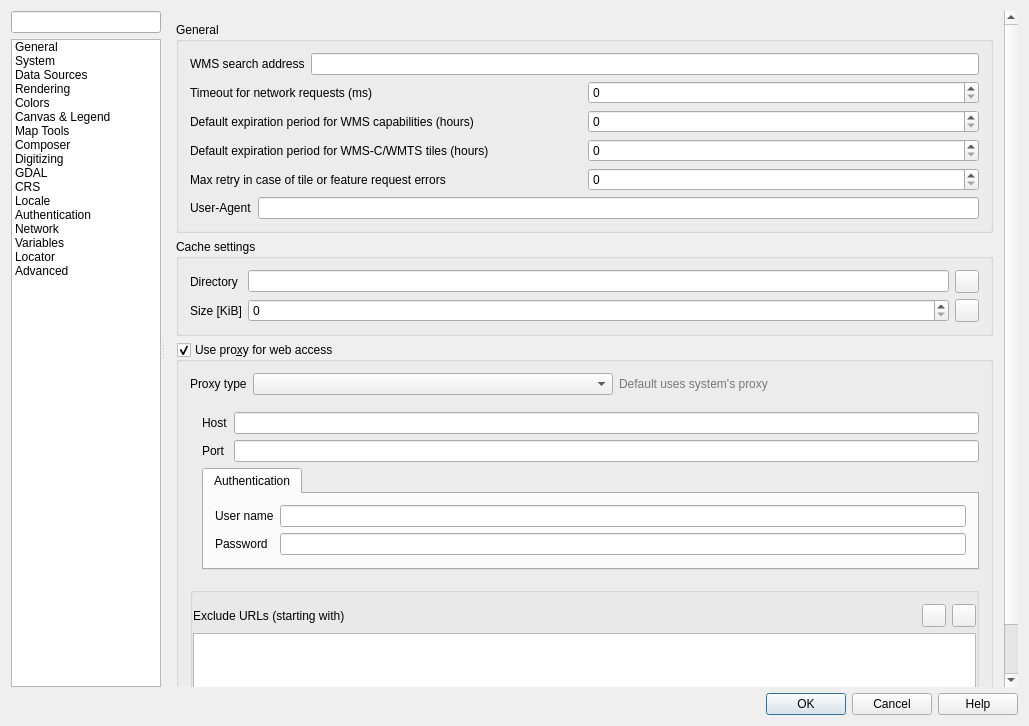
Above: src/ui/qgsoptionsbase.ui from qgis/QGIS before the change. Below: the same form after it.
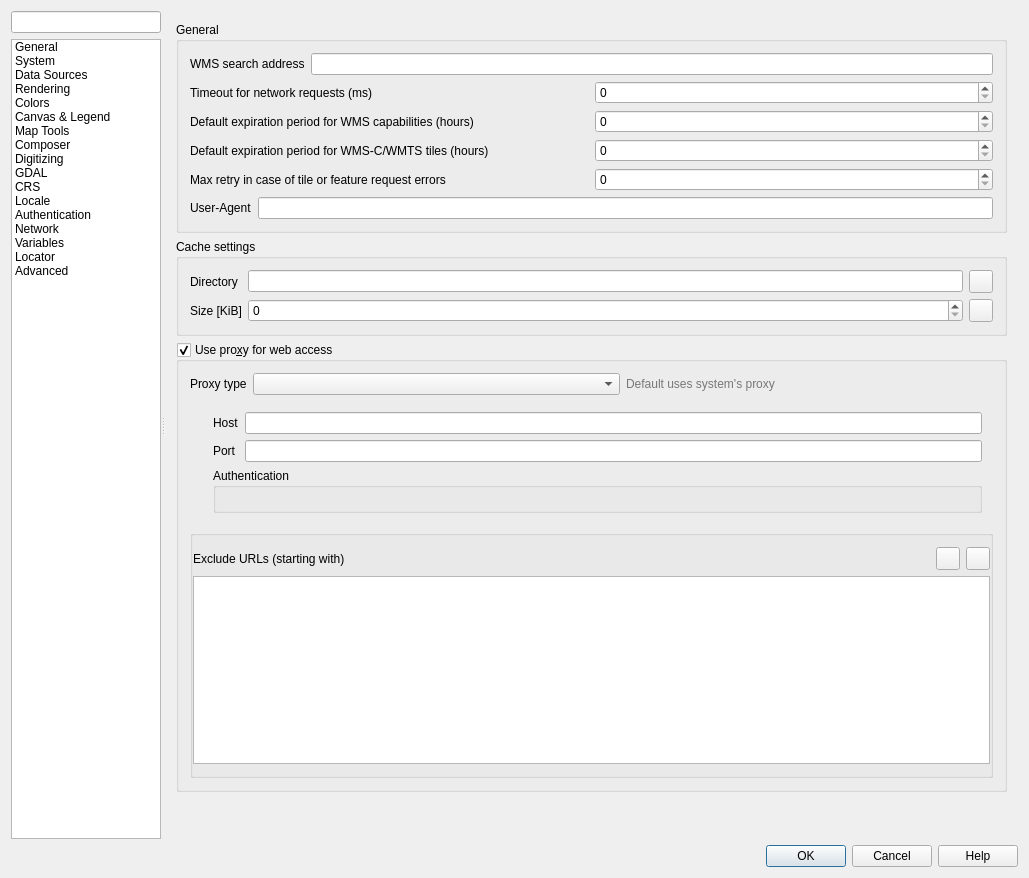
That is the form after the change. Icons and pictures are not drawn. Custom widgets are drawn as their Qt base class.

Commit message: [auth] Proxy settings use the new auth settings dialog

Patch:
```diff
--- a/src/ui/qgsoptionsbase.ui
+++ b/src/ui/qgsoptionsbase.ui
@@ -7,7 +7,7 @@
     <x>0</x>
     <y>0</y>
     <width>1029</width>
-    <height>726</height>
+    <height>878</height>
    </rect>
   </property>
   <property name="minimumSize">
@@ -4892,9 +4892,9 @@
               <property name="geometry">
                <rect>
                 <x>0</x>
-                <y>-44</y>
-                <width>846</width>
-                <height>830</height>
+                <y>0</y>
+                <width>866</width>
+                <height>822</height>
                </rect>
               </property>
               <layout class="QVBoxLayout" name="verticalLayout_33">
@@ -5119,33 +5119,27 @@
                        <enum>QFrame::Raised</enum>
                       </property>
                       <layout class="QGridLayout" name="gridLayout_18">
-                       <property name="leftMargin">
-                        <number>0</number>
-                       </property>
-                       <property name="rightMargin">
-                        <number>0</number>
-                       </property>
-                       <item row="0" column="2">
+                       <item row="1" column="2">
+                        <widget class="QLabel" name="lblProxyHost">
+                         <property name="text">
+                          <string>Host</string>
+                         </property>
+                        </widget>
+                       </item>
+                       <item row="1" column="3">
                         <widget class="QLineEdit" name="leProxyHost"/>
                        </item>
-                       <item row="1" column="2">
-                        <widget class="QLineEdit" name="leProxyPort"/>
-                       </item>
-                       <item row="1" column="1">
+                       <item row="2" column="2">
                         <widget class="QLabel" name="lblProxyPort">
                          <property name="text">
                           <string>Port</string>
                          </property>
                         </widget>
                        </item>
-                       <item row="0" column="1">
-                        <widget class="QLabel" name="lblProxyHost">
-                         <property name="text">
-                          <string>Host</string>
-                         </property>
-                        </widget>
+                       <item row="2" column="3">
+                        <widget class="QLineEdit" name="leProxyPort"/>
                        </item>
-                       <item row="1" column="0">
+                       <item row="2" column="1">
                         <spacer name="horizontalSpacer_27">
                          <property name="orientation">
                           <enum>Qt::Horizontal</enum>
@@ -5161,49 +5155,16 @@
                          </property>
                         </spacer>
                        </item>
-                       <item row="4" column="1" colspan="2">
-                        <widget class="QTabWidget" name="tabAuth">
-                         <property name="currentIndex">
-                          <number>0</number>
+                       <item row="3" column="2" colspan="2">
+                        <widget class="QGroupBox" name="mAuthGroupBox">
+                         <property name="title">
+                          <string>Authentication</string>
                          </property>
-                         <widget class="QWidget" name="authLegacy">
-                          <attribute name="title">
-                           <string>Authentication</string>
-                          </attribute>
-                          <layout class="QGridLayout" name="gridLayout_25">
-                           <item row="0" column="0">
-                            <widget class="QLabel" name="lblUser">
-                             <property name="text">
-                              <string>User name</string>
-                             </property>
-                            </widget>
-                           </item>
-                           <item row="2" column="0">
-                            <widget class="QLabel" name="lblPassword">
-                             <property name="text">
-                              <string>Password</string>
-                             </property>
-                            </widget>
-                           </item>
-                           <item row="0" column="1">
-                            <widget class="QLineEdit" name="leProxyUser">
-                             <property name="toolTip">
-                              <string>Leave this blank if no proxy username / password are required</string>
-                             </property>
-                            </widget>
-                           </item>
-                           <item row="2" column="1">
-                            <widget class="QgsPasswordLineEdit" name="leProxyPassword">
-                             <property name="toolTip">
-                              <string>Leave this blank if no proxy username / password are required</string>
-                             </property>
-                             <property name="echoMode">
-                              <enum>QLineEdit::Password</enum>
-                             </property>
-                            </widget>
-                           </item>
-                          </layout>
-                         </widget>
+                         <layout class="QVBoxLayout" name="verticalLayout_23">
+                          <item>
+                           <widget class="QgsAuthSettingsWidget" name="mAuthSettings" native="true"/>
+                          </item>
+                         </layout>
                         </widget>
                        </item>
                       </layout>
@@ -5477,11 +5438,6 @@
    <extends>QSpinBox</extends>
    <header>qgsspinbox.h</header>
   </customwidget>
-  <customwidget>
-   <class>QgsPasswordLineEdit</class>
-   <extends>QLineEdit</extends>
-   <header>qgspasswordlineedit.h</header>
-  </customwidget>
   <customwidget>
    <class>QgsColorSchemeList</class>
    <extends>QWidget</extends>
@@ -5500,6 +5456,12 @@
    <header>qgsautheditorwidgets.h</header>
    <container>1</container>
   </customwidget>
+  <customwidget>
+   <class>QgsAuthSettingsWidget</class>
+   <extends>QWidget</extends>
+   <header>auth/qgsauthsettingswidget.h</header>
+   <container>1</container>
+  </customwidget>
  </customwidgets>
  <tabstops>
   <tabstop>mOptionsListWidget</tabstop>
```
Left out of the diff: 2 changed lines with no effect on the pictures. The commit also changes 2 other files.
